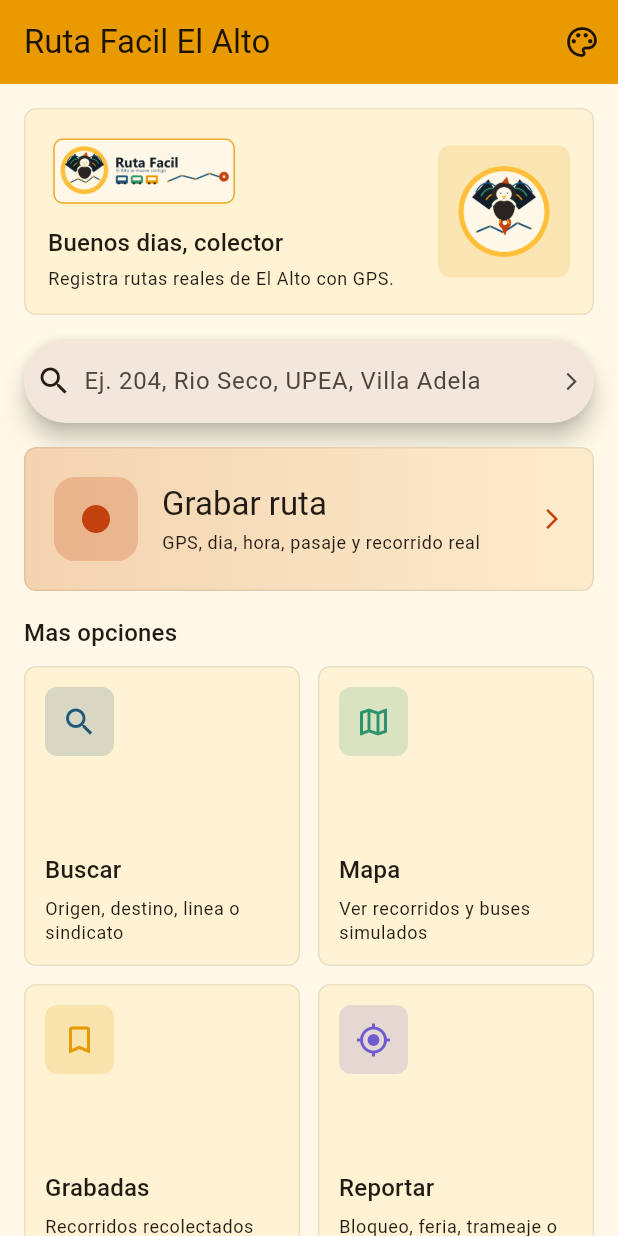
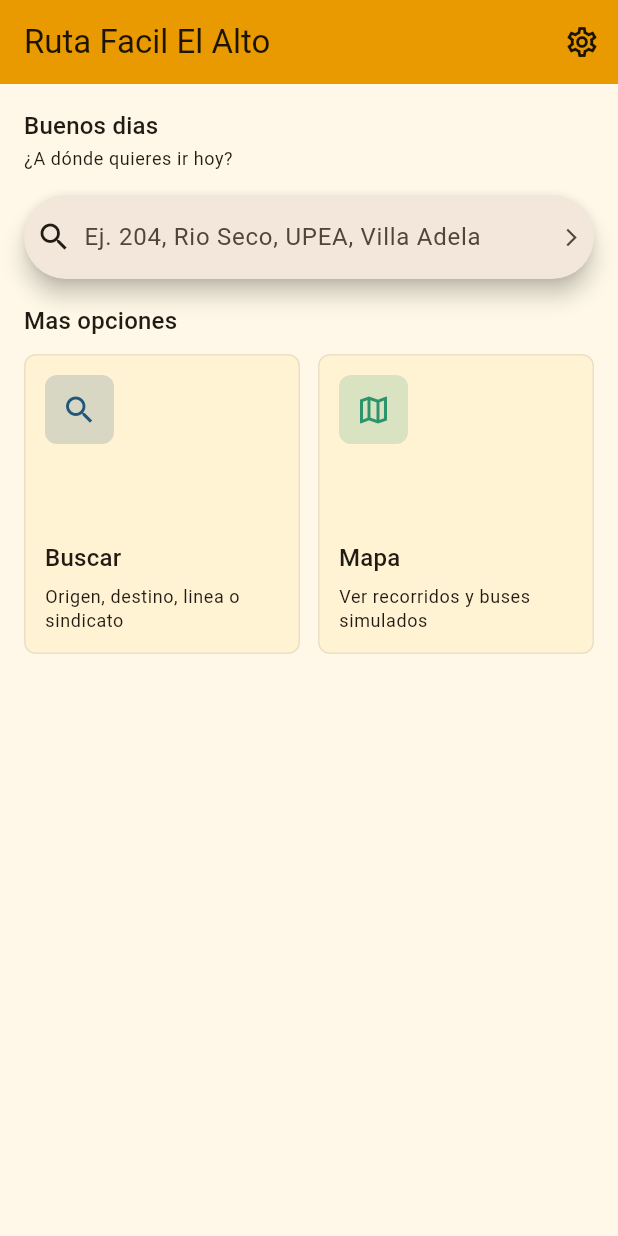
Before and after one commit to Nobody2077/mi_app, a Flutter app: the screen it shows after launch, on a phone screen of 412 x 824 dp. Run offline on Flutter 3.47's test engine with Material 3 defaults, Android fonts, the phone set to English and light mode, and no system bars; our stand-ins replace flutter_map, geolocator, latlong2, permission_handler, share_plus, shared_preferences and 1 more; accounts and stored records are empty.

Commit message:
feat(ui): separacion colector/usuario, settings page y limpieza de home
- AppSettings: agrega accentColor (3 opciones), AppLanguage y isCollectorMode persistidos en SharedPreferences
- AppTheme: light/dark ahora aceptan seed color dinamico para cambiar acento en tiempo real
- SettingsPage: nueva pagina con seccion Apariencia (tema + color), Idioma y modo Avanzado (colector)
- HomePage: boton Reportar eliminado, Grabar ruta y Grabadas ocultos para usuario final
- HomePage: banner simplificado sin card ni mascota, saludo y subtitulo reactivos al modo
- HomePage: icono de paleta reemplazado por icono de ajustes que navega a SettingsPage

Co-Authored-By: Claude Sonnet 4.6 <noreply@anthropic.com>

```diff
--- a/lib/app/app_settings.dart
+++ b/lib/app/app_settings.dart
@@ -1,19 +1,50 @@
 import 'package:flutter/material.dart';
 import 'package:shared_preferences/shared_preferences.dart';
+
+enum AppLanguage { spanish, aymara, english }
 
 class AppSettings extends ChangeNotifier {
   AppSettings._(this._preferences) {
     final storedMode = _preferences.getString(_themeModeKey);
     _themeMode = storedMode == 'dark' ? ThemeMode.dark : ThemeMode.light;
+
+    final storedIndex = _preferences.getInt(_accentColorKey) ?? 0;
+    _accentColorIndex = storedIndex.clamp(0, accentColors.length - 1);
+
+    final storedLang = _preferences.getString(_languageKey);
+    _language = AppLanguage.values.firstWhere(
+      (l) => l.name == storedLang,
+      orElse: () => AppLanguage.spanish,
+    );
+
+    _isCollectorMode = _preferences.getBool(_collectorModeKey) ?? false;
   }
 
-  static const String _themeModeKey = 'theme_mode';
+  static const _themeModeKey = 'theme_mode';
+  static const _accentColorKey = 'accent_color';
+  static const _languageKey = 'app_language';
+  static const _collectorModeKey = 'collector_mode';
+
+  static const List<Color> accentColors = [
+    Color(0xFFE89A00), // Ámbar
+    Color(0xFF1565C0), // Azul
+    Color(0xFF2D936C), // Verde
+  ];
+
+  static const List<String> accentColorLabels = ['Ámbar', 'Azul', 'Verde'];
 
   final SharedPreferences _preferences;
   late ThemeMode _themeMode;
+  late int _accentColorIndex;
+  late AppLanguage _language;
+  late bool _isCollectorMode;
 
   ThemeMode get themeMode => _themeMode;
   bool get isDarkMode => _themeMode == ThemeMode.dark;
+  Color get accentColor => accentColors[_accentColorIndex];
+  int get accentColorIndex => _accentColorIndex;
+  AppLanguage get language => _language;
+  bool get isCollectorMode => _isCollectorMode;
 
   static Future<AppSettings> load() async {
     final preferences = await SharedPreferences.getInstance();
@@ -28,4 +59,22 @@ class AppSettings extends ChangeNotifier {
     );
     notifyListeners();
   }
+
+  Future<void> setAccentColor(int index) async {
+    _accentColorIndex = index.clamp(0, accentColors.length - 1);
+    await _preferences.setInt(_accentColorKey, _accentColorIndex);
+    notifyListeners();
+  }
+
+  Future<void> setLanguage(AppLanguage language) async {
+    _language = language;
+    await _preferences.setString(_languageKey, language.name);
+    notifyListeners();
+  }
+
+  Future<void> setCollectorMode(bool value) async {
+    _isCollectorMode = value;
+    await _preferences.setBool(_collectorModeKey, value);
+    notifyListeners();
+  }
 }
--- a/lib/app/app_theme.dart
+++ b/lib/app/app_theme.dart
@@ -3,36 +3,32 @@ import 'package:flutter/material.dart';
 class AppTheme {
   const AppTheme._();
 
-  static const Color primary = Color(0xFFE89A00);
-  static const Color secondary = Color(0xFF22577A);
   static const Color minibus = Color(0xFF22577A);
   static const Color trufi = Color(0xFF2D936C);
   static const Color micro = Color(0xFFE89A00);
   static const Color modified = Color(0xFFC2410C);
 
   static const Color _lightBackground = Color(0xFFFFF8E8);
-  static const Color _lightSurface = Color(0xFFFFEFC6);
   static const Color _lightCard = Color(0xFFFFF3D4);
   static const Color _darkBackground = Color(0xFF0F172A);
   static const Color _darkSurface = Color(0xFF182235);
   static const Color _darkCard = Color(0xFF223047);
 
-  static ThemeData get light {
+  static ThemeData light([Color seed = const Color(0xFFE89A00)]) {
     final scheme = ColorScheme.fromSeed(
-      seedColor: primary,
-      primary: primary,
-      secondary: secondary,
-      surface: _lightSurface,
+      seedColor: seed,
+      primary: seed,
+      surface: const Color(0xFFFFEFC6),
       error: modified,
       brightness: Brightness.light,
     );
 
-    return _theme(scheme).copyWith(
+    return _base(scheme).copyWith(
       scaffoldBackgroundColor: _lightBackground,
-      appBarTheme: const AppBarTheme(
+      appBarTheme: AppBarTheme(
         centerTitle: false,
-        backgroundColor: primary,
-        foregroundColor: Color(0xFF1C1400),
+        backgroundColor: seed,
+        foregroundColor: _contrastFor(seed),
         elevation: 0,
       ),
       cardTheme: _cardTheme(_lightCard, Colors.black.withValues(alpha: 0.08)),
@@ -43,17 +39,17 @@ class AppTheme {
     );
   }
 
-  static ThemeData get dark {
+  static ThemeData dark([Color seed = const Color(0xFFE89A00)]) {
+    final lightened = Color.lerp(seed, Colors.white, 0.3)!;
     final scheme = ColorScheme.fromSeed(
-      seedColor: primary,
-      primary: const Color(0xFFFFB833),
-      secondary: const Color(0xFF7CC5E8),
+      seedColor: seed,
+      primary: lightened,
       surface: _darkSurface,
       error: const Color(0xFFFF8A50),
       brightness: Brightness.dark,
     );
 
-    return _theme(scheme).copyWith(
+    return _base(scheme).copyWith(
       scaffoldBackgroundColor: _darkBackground,
       appBarTheme: const AppBarTheme(
         centerTitle: false,
@@ -69,14 +65,23 @@ class AppTheme {
     );
   }
 
-  static ThemeData _theme(ColorScheme scheme) {
+  // Returns black or white depending on which contrasts better with [color].
+  static Color _contrastFor(Color color) {
+    return ThemeData.estimateBrightnessForColor(color) == Brightness.dark
+        ? Colors.white
+        : const Color(0xFF1C1400);
+  }
+
+  static ThemeData _base(ColorScheme scheme) {
     return ThemeData(
       useMaterial3: true,
       colorScheme: scheme,
       filledButtonTheme: FilledButtonThemeData(
         style: FilledButton.styleFrom(
           minimumSize: const Size.fromHeight(48),
-          shape: RoundedRectangleBorder(borderRadius: BorderRadius.circular(8)),
+          shape: RoundedRectangleBorder(
+            borderRadius: BorderRadius.circular(8),
+          ),
         ),
       ),
       chipTheme: ChipThemeData(
--- a/lib/app/ruta_facil_app.dart
+++ b/lib/app/ruta_facil_app.dart
@@ -19,8 +19,8 @@ class RutaFacilApp extends StatelessWidget {
           child: MaterialApp(
             title: 'Ruta Facil El Alto',
             debugShowCheckedModeBanner: false,
-            theme: AppTheme.light,
-            darkTheme: AppTheme.dark,
+            theme: AppTheme.light(settings.accentColor),
+            darkTheme: AppTheme.dark(settings.accentColor),
             themeMode: settings.themeMode,
             home: const HomePage(),
           ),
--- a/lib/features/home/presentation/home_page.dart
+++ b/lib/features/home/presentation/home_page.dart
@@ -1,19 +1,20 @@
 import 'package:flutter/material.dart';
 
-import '../../../app/app_assets.dart';
 import '../../../app/app_theme.dart';
 import '../../../app/ruta_facil_app.dart';
 import '../../routes/presentation/add_route_page.dart';
 import '../../routes/presentation/map_page.dart';
 import '../../routes/presentation/routes_page.dart';
 import '../../routes/presentation/search_destination_page.dart';
-import '../../share_location/presentation/share_location_page.dart';
+import '../../settings/presentation/settings_page.dart';
 
 class HomePage extends StatelessWidget {
   const HomePage({super.key});
 
   @override
   Widget build(BuildContext context) {
+    final settings = AppSettingsScope.of(context);
+
     void goSearch() => Navigator.of(context).push(
           MaterialPageRoute(builder: (_) => const SearchDestinationPage()),
         );
@@ -45,6 +46,7 @@ class HomePage extends StatelessWidget {
           MaterialPageRoute(builder: (_) => const MapPage()),
         ),
       ),
+      if (settings.isCollectorMode)
         _HomeOption(
           title: 'Grabadas',
           subtitle: 'Recorridos recolectados en campo',
@@ -54,15 +56,6 @@ class HomePage extends StatelessWidget {
             MaterialPageRoute(builder: (_) => const RoutesPage()),
           ),
         ),
-      _HomeOption(
-        title: 'Reportar',
-        subtitle: 'Bloqueo, feria, trameaje o ruta cambiada',
-        icon: Icons.my_location,
-        color: const Color(0xFF6D5BD0),
-        onTap: () => Navigator.of(context).push(
-          MaterialPageRoute(builder: (_) => const ShareLocationPage()),
-        ),
-      ),
     ];
 
     return Scaffold(
@@ -70,16 +63,18 @@ class HomePage extends StatelessWidget {
         title: const Text('Ruta Facil El Alto'),
         actions: [
           IconButton(
-            tooltip: 'Tema',
-            onPressed: () => _showThemeSheet(context),
-            icon: const Icon(Icons.palette_outlined),
+            tooltip: 'Ajustes',
+            onPressed: () => Navigator.of(context).push(
+              MaterialPageRoute(builder: (_) => const SettingsPage()),
+            ),
+            icon: const Icon(Icons.settings_outlined),
           ),
         ],
       ),
       body: ListView(
         padding: const EdgeInsets.all(16),
         children: [
-          const _HeroHeader(),
+          _HeroHeader(isCollector: settings.isCollectorMode),
           const SizedBox(height: 16),
           GestureDetector(
             onTap: goSearch,
@@ -91,8 +86,10 @@ class HomePage extends StatelessWidget {
               ),
             ),
           ),
+          if (settings.isCollectorMode) ...[
             const SizedBox(height: 16),
             _HeroActionCard(option: heroOption),
+          ],
           const SizedBox(height: 16),
           Text(
             'Mas opciones',
@@ -116,100 +113,34 @@ class HomePage extends StatelessWidget {
     );
   }
 
-  void _showThemeSheet(BuildContext context) {
-    final settings = AppSettingsScope.of(context);
-    showModalBottomSheet<void>(
-      context: context,
-      showDragHandle: true,
-      builder: (context) {
-        return Padding(
-          padding: const EdgeInsets.fromLTRB(16, 0, 16, 24),
-          child: Column(
-            mainAxisSize: MainAxisSize.min,
-            crossAxisAlignment: CrossAxisAlignment.start,
-            children: [
-              Text('Apariencia', style: Theme.of(context).textTheme.titleLarge),
-              const SizedBox(height: 12),
-              SegmentedButton<ThemeMode>(
-                segments: const [
-                  ButtonSegment(
-                    value: ThemeMode.light,
-                    icon: Icon(Icons.light_mode_outlined),
-                    label: Text('Naranja'),
-                  ),
-                  ButtonSegment(
-                    value: ThemeMode.dark,
-                    icon: Icon(Icons.dark_mode_outlined),
-                    label: Text('Oscuro'),
-                  ),
-                ],
-                selected: {settings.themeMode},
-                onSelectionChanged: (selection) {
-                  settings.setThemeMode(selection.first);
-                  Navigator.of(context).pop();
-                },
-              ),
-            ],
-          ),
-        );
-      },
-    );
-  }
 }
 
 class _HeroHeader extends StatelessWidget {
-  const _HeroHeader();
+  const _HeroHeader({required this.isCollector});
+
+  final bool isCollector;
 
   String _greeting() {
     final hour = DateTime.now().hour;
-    if (hour < 12) return 'Buenos dias, colector';
-    if (hour < 19) return 'Buenas tardes, colector';
-    return 'Buenas noches, colector';
+    final saludo = hour < 12 ? 'Buenos dias' : (hour < 19 ? 'Buenas tardes' : 'Buenas noches');
+    return isCollector ? '$saludo, colector' : saludo;
+  }
+
+  String _subtitle() {
+    return isCollector
+        ? 'Registra rutas reales de El Alto con GPS.'
+        : '¿A dónde quieres ir hoy?';
   }
 
   @override
   Widget build(BuildContext context) {
-    final colors = Theme.of(context).colorScheme;
-
-    return Card(
-      child: Padding(
-        padding: const EdgeInsets.all(16),
-        child: Row(
-          children: [
-            Expanded(
-              child: Column(
+    return Column(
       crossAxisAlignment: CrossAxisAlignment.start,
       children: [
-                  Image.asset(
-                    AppAssets.logo,
-                    height: 52,
-                    alignment: Alignment.centerLeft,
-                  ),
-                  const SizedBox(height: 10),
-                  Text(
-                    _greeting(),
-                    style: Theme.of(context).textTheme.titleMedium,
-                  ),
-                  const SizedBox(height: 4),
-                  Text(
-                    'Registra rutas reales de El Alto con GPS.',
-                    style: Theme.of(context).textTheme.bodySmall,
-                  ),
+        Text(_greeting(), style: Theme.of(context).textTheme.titleMedium),
+        const SizedBox(height: 2),
+        Text(_subtitle(), style: Theme.of(context).textTheme.bodySmall),
       ],
-              ),
-            ),
-            const SizedBox(width: 12),
-            Container(
-              padding: const EdgeInsets.all(8),
-              decoration: BoxDecoration(
-                color: colors.primary.withValues(alpha: 0.16),
-                borderRadius: BorderRadius.circular(8),
-              ),
-              child: Image.asset(AppAssets.mascot, width: 72),
-            ),
-          ],
-        ),
-      ),
     );
   }
 }
--- a/pubspec.yaml
+++ b/pubspec.yaml
@@ -35,6 +35,7 @@ dependencies:
   latlong2: ^0.9.0
   path: ^1.9.1
   path_provider: ^2.1.5
+  permission_handler: ^12.0.1
   share_plus: ^12.0.2
   shared_preferences: ^2.5.5
   sqflite: ^2.4.2+1
```
Also changed, not shown: lib/features/routes/presentation/add_route_page.dart (+0 -46 lines), lib/features/routes/presentation/route_recording_controller.dart (+16 -18 lines), lib/features/settings/presentation/settings_page.dart (added, +184 -0 lines), pubspec.lock, 1 other file. Lines whose indentation alone changed are shown as unchanged.
